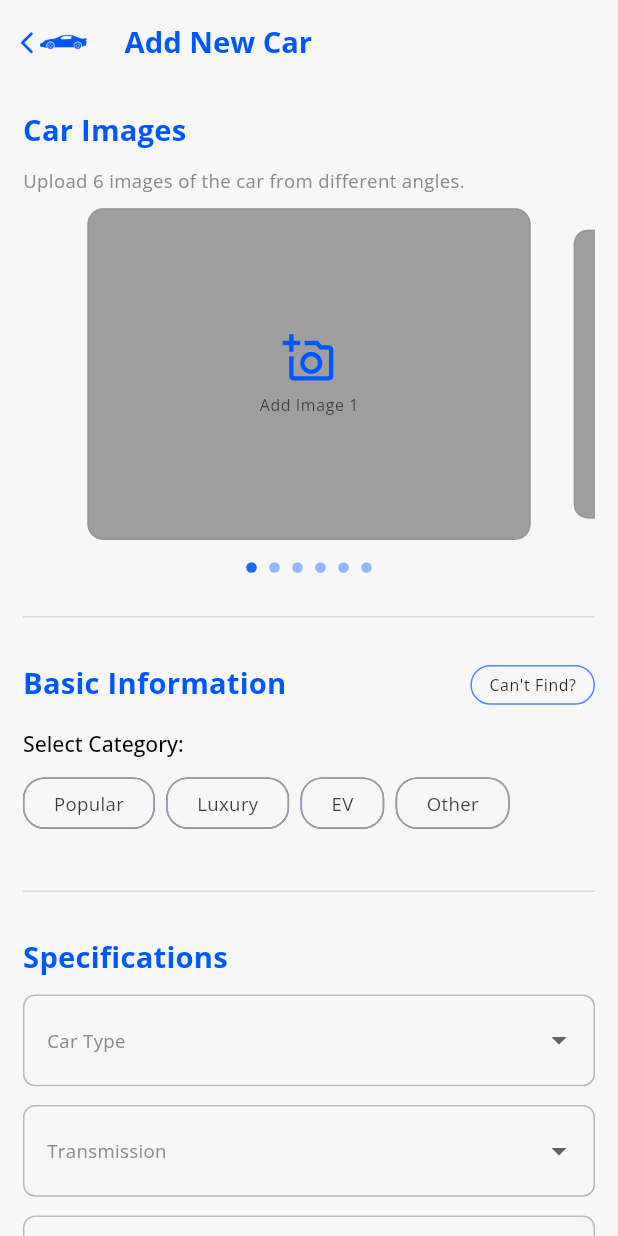
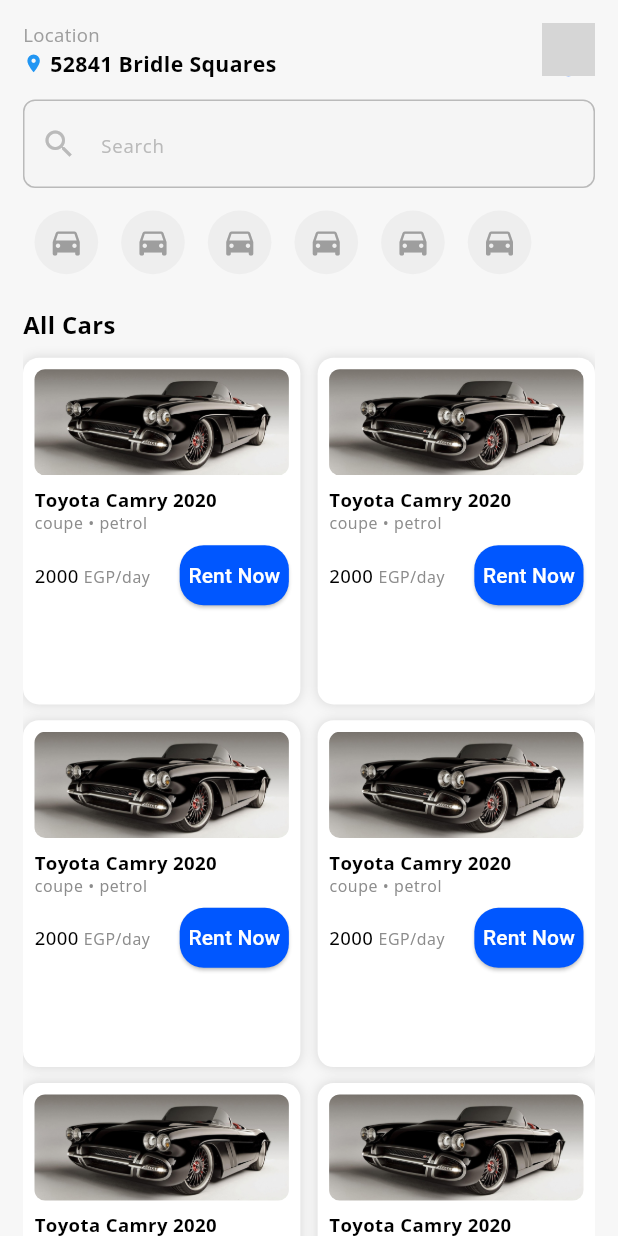
Before and after one commit to MostafaQurany/Taagira, a Flutter app: the screen it shows after launch, on a phone screen of 412 x 824 dp. Run offline on Flutter 3.47's test engine with Material 3 defaults, Android fonts, the phone set to English and light mode, and no system bars; drawn by our look-alikes of carousel_slider; our stand-ins replace bloc, cloud_firestore, firebase_auth, firebase_core, flutter_bloc, flutter_screenutil and 7 more; accounts and stored records are empty; grey boxes are pictures that could not be loaded.

Commit message:
- make CarHomeScreen - finsh car card for the CarHomeScreen

```diff
--- a/lib/app/taggira.dart
+++ b/lib/app/taggira.dart
@@ -19,7 +19,7 @@
       builder: (context, child) {
         return MaterialApp.router(
           title: 'Flutter Demo',
-
+          debugShowCheckedModeBanner: false,
           //? App Theme
           theme: AppTheme.lightTheme,
           darkTheme: AppTheme.darkTheme,
--- a/lib/core/routes/app_router.dart
+++ b/lib/core/routes/app_router.dart
@@ -9,19 +9,20 @@
 import 'package:taggira/features/auth/ui/screens/login/login_screen.dart';
 import 'package:taggira/features/auth/ui/screens/otp/otp_screen.dart';
 import 'package:taggira/features/auth/ui/screens/sign%20up/sign_up_screen.dart';
+import 'package:taggira/features/car/ui/car_home_screen.dart';
 
 class AppRouter {
   static final router = GoRouter(
     routes: [
-      // RegisterScreen (no AuthCubit)
       GoRoute(
         path: '/',
         builder:
             (context, state) => BlocProvider(
               create: (context) => getIt<AddCarCubit>(),
-              child: AddCarScreen(),
+              child: CarHomeScreen(),
             ),
       ),
+      // RegisterScreen (no AuthCubit)
       //GoRoute(path: '/', builder: (context, state) => RegisterScreen()),
 
       // SignUpScreen (with AuthCubit)
--- a/lib/core/utils/helper/app_imges.dart
+++ b/lib/core/utils/helper/app_imges.dart
@@ -3,6 +3,10 @@
   static String registerScreenBackground = _imagePath(
     'register_screen_background.png',
   );
+  static String carImagePlaceholder = _imagePath(
+    'car_image_placeholder.png',
+  );
+
   static _imagePath(String imageName) {
     return 'assets/images/$imageName';
   }
--- /dev/null
+++ b/lib/features/car/ui/car_home_screen.dart
@@ -0,0 +1,155 @@
+import 'package:flutter/material.dart';
+import 'package:flutter_screenutil/flutter_screenutil.dart';
+import 'package:lucide_icons/lucide_icons.dart';
+import 'package:carousel_slider/carousel_slider.dart';
+import 'package:taggira/features/car/models/car_model.dart';
+import 'package:taggira/features/car/ui/widgets/carHome/car_card.dart';
+
+class CarHomeScreen extends StatelessWidget {
+  const CarHomeScreen({super.key});
+
+  @override
+  Widget build(BuildContext context) {
+    return Scaffold(
+      body: SafeArea(
+        child: Padding(
+          padding: EdgeInsets.symmetric(horizontal: 16.w),
+          child: SingleChildScrollView(
+            child: Column(
+              crossAxisAlignment: CrossAxisAlignment.start,
+              children: [
+                SizedBox(height: 16.h),
+                Row(
+                  mainAxisAlignment: MainAxisAlignment.spaceBetween,
+                  children: [
+                    Column(
+                      crossAxisAlignment: CrossAxisAlignment.start,
+                      children: [
+                        Text(
+                          "Location",
+                          style: TextStyle(color: Colors.grey, fontSize: 14.sp),
+                        ),
+                        Row(
+                          children: [
+                            Icon(
+                              Icons.location_on,
+                              size: 16.sp,
+                              color: Colors.blue,
+                            ),
+                            SizedBox(width: 4.w),
+                            Text(
+                              "52841 Bridle Squares",
+                              style: TextStyle(
+                                fontWeight: FontWeight.bold,
+                                fontSize: 16.sp,
+                              ),
+                            ),
+                          ],
+                        ),
+                      ],
+                    ),
+                    CircleAvatar(
+                      radius: 20.r,
+                      backgroundImage: AssetImage('assets/images/user.png'),
+                    ),
+                  ],
+                ),
+                SizedBox(height: 16.h),
+                TextField(
+                  decoration: InputDecoration(
+                    hintText: "Search",
+                    prefixIcon: Icon(Icons.search),
+                    border: OutlineInputBorder(
+                      borderRadius: BorderRadius.circular(12.r),
+                      borderSide: BorderSide.none,
+                    ),
+                    filled: true,
+                    fillColor: Colors.grey.shade100,
+                  ),
+                ),
+                SizedBox(height: 16.h),
+                SizedBox(
+                  height: 50.h,
+                  child: ListView(
+                    scrollDirection: Axis.horizontal,
+                    children: List.generate(
+                      6,
+                      (index) => Padding(
+                        padding: EdgeInsets.symmetric(horizontal: 8.w),
+                        child: CircleAvatar(
+                          radius: 24.r,
+                          backgroundColor: Colors.grey.shade200,
+                          child: Icon(Icons.directions_car, color: Colors.grey),
+                        ),
+                      ),
+                    ),
+                  ),
+                ),
+                SizedBox(height: 24.h),
+                Text(
+                  "All Cars",
+                  style: TextStyle(
+                    fontSize: 18.sp,
+                    fontWeight: FontWeight.bold,
+                  ),
+                ),
+                SizedBox(height: 12.h),
+                GridView.count(
+                  physics: NeverScrollableScrollPhysics(),
+                  shrinkWrap: true,
+                  crossAxisCount: 2,
+                  crossAxisSpacing: 12.w,
+                  mainAxisSpacing: 12.h,
+                  childAspectRatio: 0.8,
+                  children: List.generate(
+                    6,
+                    (index) => CarCard(
+                      carModel: CarModel(
+                        id: "id",
+                        ownerId: "ownerId",
+                        images: [],
+                        brand: "Toyota",
+                        model: "Camry",
+                        year: 2020,
+                        type: CarType.coupe,
+                        transmission: CarTransmission.automatic,
+                        fuelType: CarFuelType.petrol,
+                        seats: 6,
+                        color: "Color",
+                        pricePerDay: 2000,
+                        location: "Egypt",
+                        isAvailable: true,
+                        createdAt: DateTime.now(),
+                      ),
+                    ),
+                  ),
+                ),
+                SizedBox(height: 80.h),
+              ],
+            ),
+          ),
+        ),
+      ),
+      // bottomNavigationBar: BottomNavigationBar(
+      //   type: BottomNavigationBarType.fixed,
+      //   selectedItemColor: Colors.blue,
+      //   unselectedItemColor: Colors.grey,
+      //   items: const [
+      //     BottomNavigationBarItem(icon: Icon(Icons.home), label: "Home"),
+      //     BottomNavigationBarItem(
+      //       icon: Icon(Icons.favorite_border),
+      //       label: "Favorites",
+      //     ),
+      //     BottomNavigationBarItem(
+      //       icon: Icon(Icons.shopping_cart_outlined),
+      //       label: "Bookings",
+      //     ),
+      //     BottomNavigationBarItem(
+      //       icon: Icon(Icons.person_outline),
+      //       label: "Profile",
+      //     ),
+      //   ],
+      // ),
+    );
+  }
+}
--- a/lib/features/car/ui/widgets/add_car_radio_grops.dart
+++ b/lib/features/car/ui/widgets/addCar/add_car_radio_grops.dart
@@ -3,7 +3,7 @@
 import 'package:flutter_screenutil/flutter_screenutil.dart';
 import 'package:taggira/core/theme/app_colors.dart';
 import 'package:taggira/core/utils/helper/extension.dart';
-import 'package:taggira/features/car/ui/widgets/add_car_screen_section_header.dart';
+import 'package:taggira/features/car/ui/widgets/addCar/add_car_screen_section_header.dart';
 
 class AddCarRadioGrops extends StatefulWidget {
   // Changed to StatelessWidget
--- a/lib/features/car/ui/widgets/add_car_screen_basic_information.dart
+++ b/lib/features/car/ui/widgets/addCar/add_car_screen_basic_information.dart
@@ -5,7 +5,7 @@
 import 'package:taggira/core/utils/helper/extension.dart';
 import 'package:taggira/core/widgets/custom_text_field.dart';
 import 'package:taggira/features/car/cubit/add_car_cubit.dart';
-import 'package:taggira/features/car/ui/widgets/add_car_screen_section_header.dart';
+import 'package:taggira/features/car/ui/widgets/addCar/add_car_screen_section_header.dart';
 
 class AddCarScreenBasicInformation extends StatefulWidget {
   const AddCarScreenBasicInformation({super.key});
--- a/lib/features/car/ui/widgets/add_car_screen_car_images.dart
+++ b/lib/features/car/ui/widgets/addCar/add_car_screen_car_images.dart
@@ -8,7 +8,7 @@
 import 'package:taggira/core/theme/app_colors.dart';
 import 'package:taggira/core/utils/helper/extension.dart';
 import 'package:taggira/features/car/cubit/add_car_cubit.dart';
-import 'package:taggira/features/car/ui/widgets/add_car_screen_section_header.dart';
+import 'package:taggira/features/car/ui/widgets/addCar/add_car_screen_section_header.dart';
 
 class AddCarScreenCarImages extends StatefulWidget {
   const AddCarScreenCarImages({super.key});
--- a/lib/features/car/ui/widgets/add_car_screen_features_and_discreption.dart
+++ b/lib/features/car/ui/widgets/addCar/add_car_screen_features_and_discreption.dart
@@ -3,8 +3,8 @@
 import 'package:flutter_screenutil/flutter_screenutil.dart';
 import 'package:taggira/core/widgets/custom_text_field.dart';
 import 'package:taggira/features/car/cubit/add_car_cubit.dart';
-import 'package:taggira/features/car/ui/widgets/add_car_radio_grops.dart';
-import 'package:taggira/features/car/ui/widgets/add_car_screen_section_header.dart';
+import 'package:taggira/features/car/ui/widgets/addCar/add_car_radio_grops.dart';
+import 'package:taggira/features/car/ui/widgets/addCar/add_car_screen_section_header.dart';
 
 class AddCarScreenFeaturesAndDiscreption extends StatefulWidget {
   const AddCarScreenFeaturesAndDiscreption({super.key});
--- a/lib/features/car/ui/widgets/add_car_screen_rental_details.dart
+++ b/lib/features/car/ui/widgets/addCar/add_car_screen_rental_details.dart
@@ -5,7 +5,7 @@
 import 'package:taggira/core/utils/helper/extension.dart';
 import 'package:taggira/core/widgets/custom_text_field.dart';
 import 'package:taggira/features/car/cubit/add_car_cubit.dart';
-import 'package:taggira/features/car/ui/widgets/add_car_screen_section_header.dart';
+import 'package:taggira/features/car/ui/widgets/addCar/add_car_screen_section_header.dart';
 
 class AddCarScreenRentalDetails extends StatefulWidget {
   const AddCarScreenRentalDetails({super.key});
--- a/lib/features/car/ui/widgets/add_car_screen_specifications.dart
+++ b/lib/features/car/ui/widgets/addCar/add_car_screen_specifications.dart
@@ -7,8 +7,8 @@
 import 'package:taggira/core/widgets/custom_text_field.dart';
 import 'package:taggira/features/car/cubit/add_car_cubit.dart';
 import 'package:taggira/features/car/models/car_model.dart';
-import 'package:taggira/features/car/ui/widgets/add_car_drop_down_menu.dart';
-import 'package:taggira/features/car/ui/widgets/add_car_screen_section_header.dart';
+import 'package:taggira/features/car/ui/widgets/addCar/add_car_drop_down_menu.dart';
+import 'package:taggira/features/car/ui/widgets/addCar/add_car_screen_section_header.dart';
 // Ensure correct import
 
 class AddCarScreenSpecifications extends StatefulWidget {
--- /dev/null
+++ b/lib/features/car/ui/widgets/carHome/car_card.dart
@@ -0,0 +1,87 @@
+import 'package:flutter/material.dart';
+import 'package:flutter_screenutil/flutter_screenutil.dart';
+import 'package:taggira/core/theme/app_colors.dart';
+import 'package:taggira/core/utils/extensions/app_extensions.dart';
+import 'package:taggira/core/utils/helper/app_imges.dart';
+import 'package:taggira/core/widgets/custom_button.dart';
+import 'package:taggira/features/car/models/car_model.dart';
+
+class CarCard extends StatelessWidget {
+  final CarModel carModel;
+  const CarCard({super.key, required this.carModel});
+
+  @override
+  Widget build(BuildContext context) {
+    return Container(
+      width: 160.w,
+      padding: EdgeInsets.all(8.w),
+      decoration: BoxDecoration(
+        color: AppColors.white,
+        borderRadius: BorderRadius.circular(12.r),
+        boxShadow: [BoxShadow(color: Colors.black12, blurRadius: 6)],
+      ),
+      child: Column(
+        crossAxisAlignment: CrossAxisAlignment.start,
+        children: [
+          ClipRRect(
+            borderRadius: BorderRadius.circular(8.r),
+            child: Image.asset(
+              AppImges.carImagePlaceholder,
+              height: 80.h,
+              width: double.infinity,
+              fit: BoxFit.cover,
+            ),
+          ),
+          hSize(h: 8),
+          Text(
+            "${carModel.brand} ${carModel.model} ${carModel.year}",
+            maxLines: 2,
+            overflow: TextOverflow.ellipsis,
+            style: Theme.of(
+              context,
+            ).textTheme.bodyMedium!.copyWith(fontWeight: FontWeight.w700),
+          ),
+          Text(
+            "${carModel.type.name} • ${carModel.fuelType.name}",
+            style: Theme.of(
+              context,
+            ).textTheme.bodySmall!.copyWith(color: AppColors.gray),
+          ),
+          SizedBox(height: 4.h),
+          Row(
+            children: [
+              Expanded(
+                flex: 4,
+                child: RichText(
+                  text: TextSpan(
+                    text: "${carModel.pricePerDay} ",
+                    style: Theme.of(context).textTheme.bodyMedium!.copyWith(
+                      fontWeight: FontWeight.w500,
+                    ),
+                    children: [
+                      TextSpan(
+                        text: "EGP/day",
+                        style: Theme.of(
+                          context,
+                        ).textTheme.bodySmall!.copyWith(color: AppColors.gray),
+                      ),
+                    ],
+                  ),
+                ),
+              ),
+              ElevatedButton(
+                style: ElevatedButton.styleFrom(
+                  padding: EdgeInsets.symmetric(horizontal: 6.w, vertical: 1.h),
+                ),
+                child: Text("Rent Now"),
+                onPressed: () {
+                  //TODO: make the rent now screen
+                },
+              ),
+            ],
+          ),
+        ],
+      ),
+    );
+  }
+}
--- a/pubspec.yaml
+++ b/pubspec.yaml
@@ -42,6 +42,7 @@
   persistent_bottom_nav_bar: any
   carousel_slider: ^5.0.0
   lottie:
+  lucide_icons: ^0.257.0
 
   # selecting images from the Android and iOS image library, and taking new pictures with the camera
   image_picker: ^1.1.2
```
Also changed, not shown: lib/features/car/ui/add_car_screen.dart (+8 -8 lines), assets/images/car_image_placeholder.png (added), lib/features/car/ui/widgets/addCar/add_car_drop_down_menu.dart (renamed from lib/features/car/ui/widgets/add_car_drop_down_menu.dart), lib/features/car/ui/widgets/addCar/add_car_screen_scetion_divider.dart (renamed from lib/features/car/ui/widgets/add_car_screen_scetion_divider.dart), lib/features/car/ui/widgets/addCar/add_car_screen_section_header.dart (renamed from lib/features/car/ui/widgets/add_car_screen_section_header.dart), lib/features/home/ui/home_screen.dart (added), pubspec.lock.
